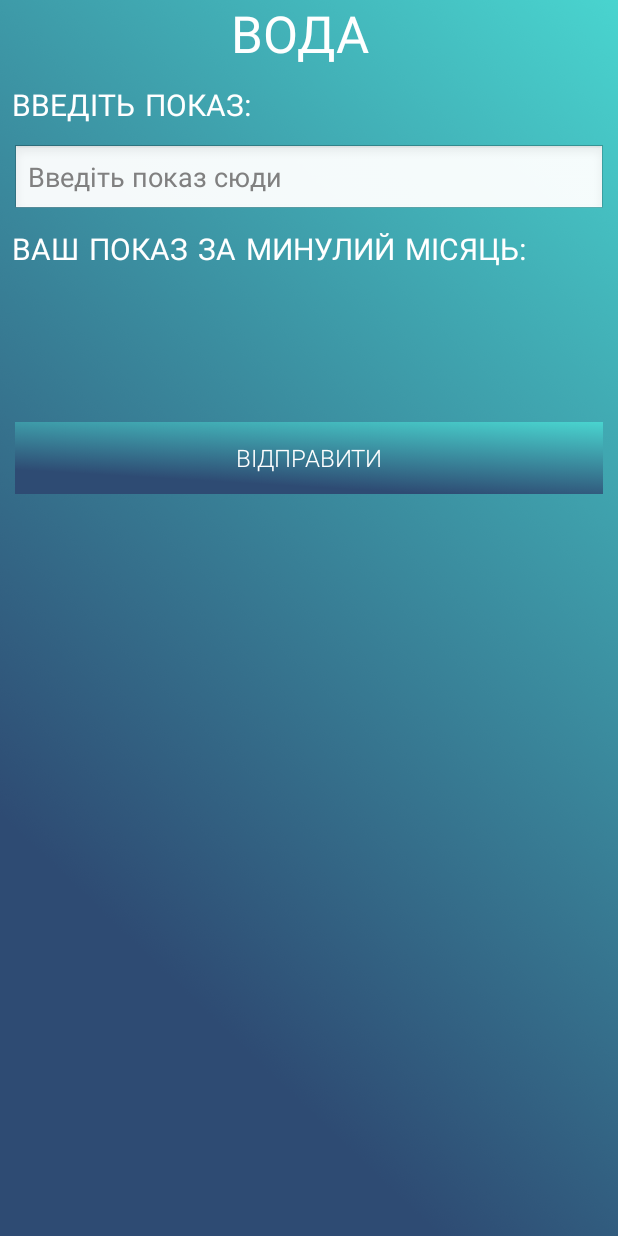
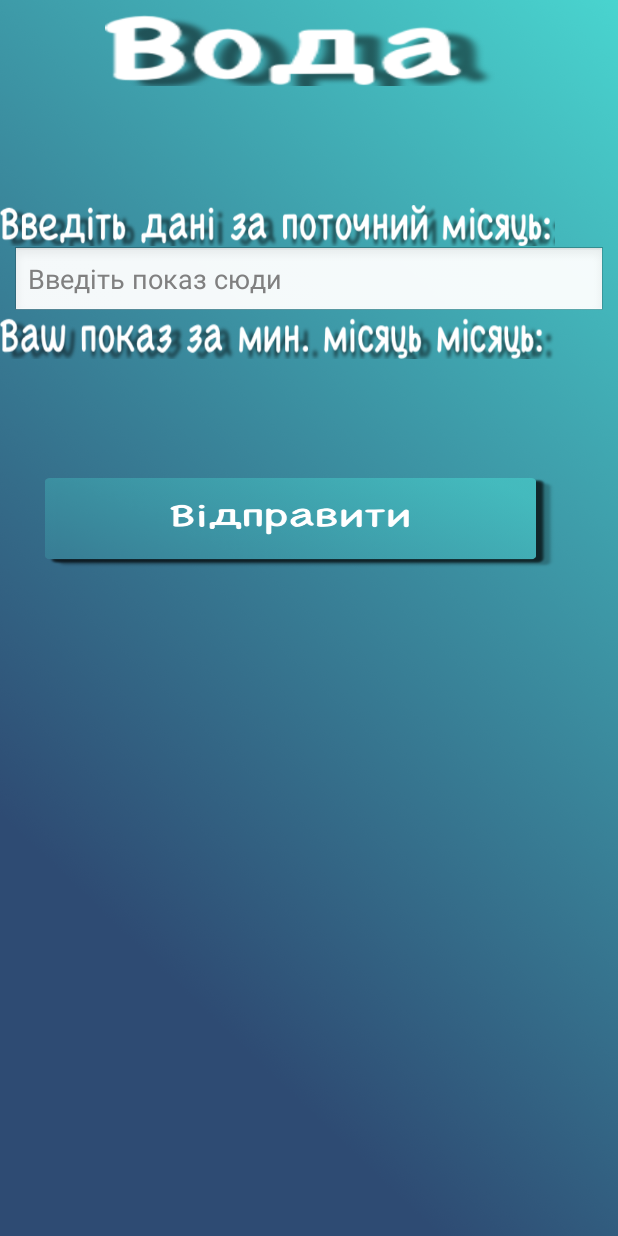
Before and after one commit to khadai/Meter-plus, an Android app: the ManualWater screen opened directly, with no data from a screen before it, on a phone screen of 412 x 824 dp. Run offline under Robolectric (Android 15) with nearby library versions, the phone set to English and light mode, and no system bars.

Commit message:
all design added

```diff
--- a/app/src/main/res/layout/activity_add_reminder.xml
+++ b/app/src/main/res/layout/activity_add_reminder.xml
@@ -52,7 +52,8 @@
                 android:layout_height="50dp"
                 android:background="@drawable/details"
                 android:layout_marginTop="25dp"
-                android:layout_marginLeft="40dp"/>
+                android:layout_marginLeft="40dp"
+                />
 
             <RelativeLayout
                 android:layout_width="match_parent"
@@ -83,7 +84,7 @@
                         android:layout_width="55dp"
                         android:layout_marginTop="10dp"
                         android:layout_height="25dp"
-                        android:background="@drawable/date"/>
+                        android:background="@drawable/date" />
 
                 </LinearLayout>
 
--- a/app/src/main/res/layout/activity_manual_water.xml
+++ b/app/src/main/res/layout/activity_manual_water.xml
@@ -9,22 +9,27 @@
     tools:context="com.example.android.meter.inputManually.ManualElectricity">
 
 
-    <TextView
-        style="@style/HeaderTextStyle"
-        android:layout_gravity="center_horizontal"
-        android:layout_marginLeft="8dp"
-        android:layout_marginRight="8dp"
-        android:text="Вода "
-        android:textColor="#FFFFFF"
-        android:textSize="34dp" />
+    <ImageView
+        android:id="@+id/imageView3"
+        android:layout_width="260dp"
+        android:layout_height="47dp"
+        android:layout_marginLeft="70dp"
+        android:layout_marginTop="10dp"
+        android:background="@drawable/textwater"
+        />
 
+    <Space
+        android:layout_width="match_parent"
+        android:layout_height="79dp"
+        />
 
-    <TextView
-        style="@style/HeaderTextStyle"
-        android:layout_marginLeft="8dp"
-        android:layout_marginRight="8dp"
-        android:text="Введіть показ: "
-        android:textColor="#FFFFFF" />
+    <ImageView
+        android:id="@+id/imageView4"
+        android:layout_width="370dp"
+        android:layout_height="27dp"
+        android:background="@drawable/inputmeasuretext"
+        />
+
 
     <EditText
         android:id="@+id/water_measurement"
@@ -32,21 +37,22 @@
         android:hint="Введіть показ сюди"
         android:inputType="number" />
 
-    <TextView
-        style="@style/HeaderTextStyle"
-        android:layout_marginLeft="8dp"
-        android:layout_marginRight="8dp"
-        android:text="Ваш показ за минулий місяць: "
-        android:textColor="#FFFFFF" />
+    <ImageView
+        android:id="@+id/imageView6"
+        android:layout_width="370dp"
+        android:layout_height="27dp"
+        android:background="@drawable/textyourmeasurelastmonth"
+        />
 
     <Space
         android:layout_width="match_parent"
         android:layout_height="79dp" />
 
     <Button
-        android:id="@+id/button_input_water"
-        style="@style/ButtonStyle"
-        android:layout_margin="10dp"
-        android:onClick="sentMeasurement"
-        android:text="Відправити" />
+        android:id="@+id/button_send_water"
+        android:layout_width="340dp"
+        android:layout_height="60dp"
+        android:layout_marginLeft="30dp"
+        android:background="@drawable/sendbutton"/>
+
 </LinearLayout>
--- a/app/src/main/res/layout/activity_personal_info.xml
+++ b/app/src/main/res/layout/activity_personal_info.xml
@@ -12,7 +12,7 @@
             android:layout_width="180dp"
             android:layout_height="161dp"
             app:srcCompat="@drawable/logo"
-            android:layout_marginLeft="150dp"
+            android:layout_marginLeft="100dp"
             android:layout_marginTop="30dp"/>
 
     <ImageView
```
Also changed, not shown: app/src/main/java/com/example/android/meter/Alarm.java (deleted, +0 -13 lines), app/src/main/res/layout/activity_main_menu.xml (+6 -4 lines), app/src/main/res/layout/activity_manual_electricity.xml (+25 -10 lines), app/src/main/res/layout/activity_manual_gas.xml (+26 -24 lines), app/src/main/res/drawable/cam.png (added).
